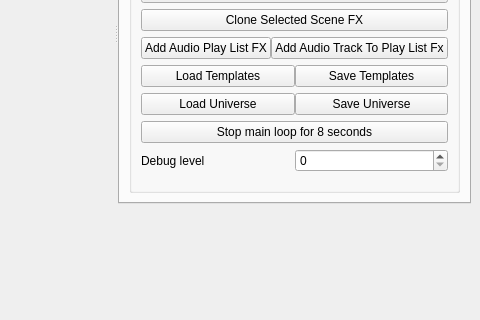
Qt form StageRunner/gui/stagerunnermainwin.ui (Pit1966/StageRunner) before a commit; both pictures show x 969 to 1449 and y 184 to 504 of the 1449 by 768 pixel window.
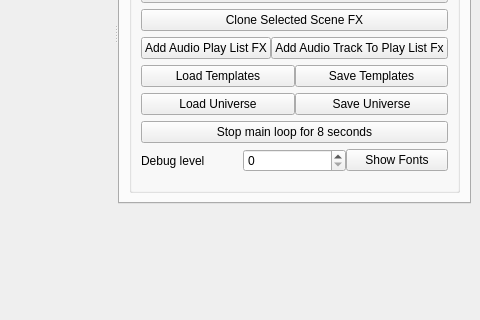
The same form after that commit. The open tabs and pages were chosen to show the change. Icons and pictures are not drawn. Custom widgets are drawn as their Qt base class.

Commit message:
Added source code pro font to resources
add show fonts button in development pane

Diff of the .ui file:
```diff
--- a/StageRunner/gui/stagerunnermainwin.ui
+++ b/StageRunner/gui/stagerunnermainwin.ui
@@ -169,6 +169,13 @@
               <item>
                <widget class="QSpinBox" name="debugLevelSpin"/>
               </item>
+              <item>
+               <widget class="QPushButton" name="showFontsButton">
+                <property name="text">
+                 <string>Show Fonts</string>
+                </property>
+               </widget>
+              </item>
              </layout>
             </item>
             <item row="5" column="0">
```
Left out of the diff: 2 changed lines with no effect on the pictures. The commit also changes 9 other files.
